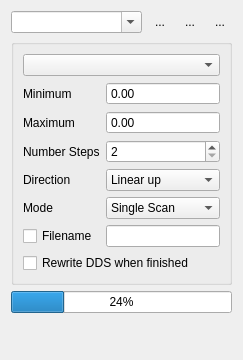
MonroeQuantumNetworks/IonControl, file ui/ScanParameters.ui: the form before one commit.
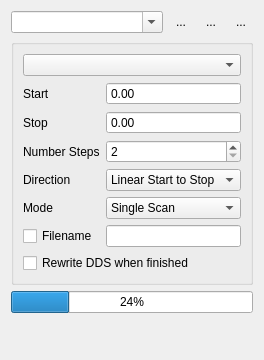
The form after the commit. Icons and pictures are not drawn. Custom widgets are drawn as their Qt base class.

Commit message: Change names in ScanParameters

```diff
--- a/ui/ScanParameters.ui
+++ b/ui/ScanParameters.ui
@@ -123,12 +123,12 @@
          <widget class="QComboBox" name="scanTypeCombo">
           <item>
            <property name="text">
-            <string>Linear up</string>
+            <string>Linear Start to Stop</string>
            </property>
           </item>
           <item>
            <property name="text">
-            <string>Linear down</string>
+            <string>Linear Stop to Start</string>
            </property>
           </item>
           <item>
@@ -165,7 +165,7 @@
         <item row="0" column="0">
          <widget class="QLabel" name="label">
           <property name="text">
-           <string>Minimum</string>
+           <string>Start</string>
           </property>
          </widget>
         </item>
@@ -188,7 +188,7 @@
         <item row="1" column="0">
          <widget class="QLabel" name="label_2">
           <property name="text">
-           <string>Maximum</string>
+           <string>Stop</string>
           </property>
          </widget>
         </item>
@@ -209,6 +209,9 @@
       </item>
       <item>
        <widget class="QCheckBox" name="rewriteDDSCheckBox">
+        <property name="toolTip">
+         <string>&lt;html&gt;&lt;head/&gt;&lt;body&gt;&lt;p&gt;Apply DDS settings from Main Ui after sequence is finished&lt;/p&gt;&lt;/body&gt;&lt;/html&gt;</string>
+        </property>
         <property name="text">
          <string>Rewrite DDS when finished</string>
         </property>
```
